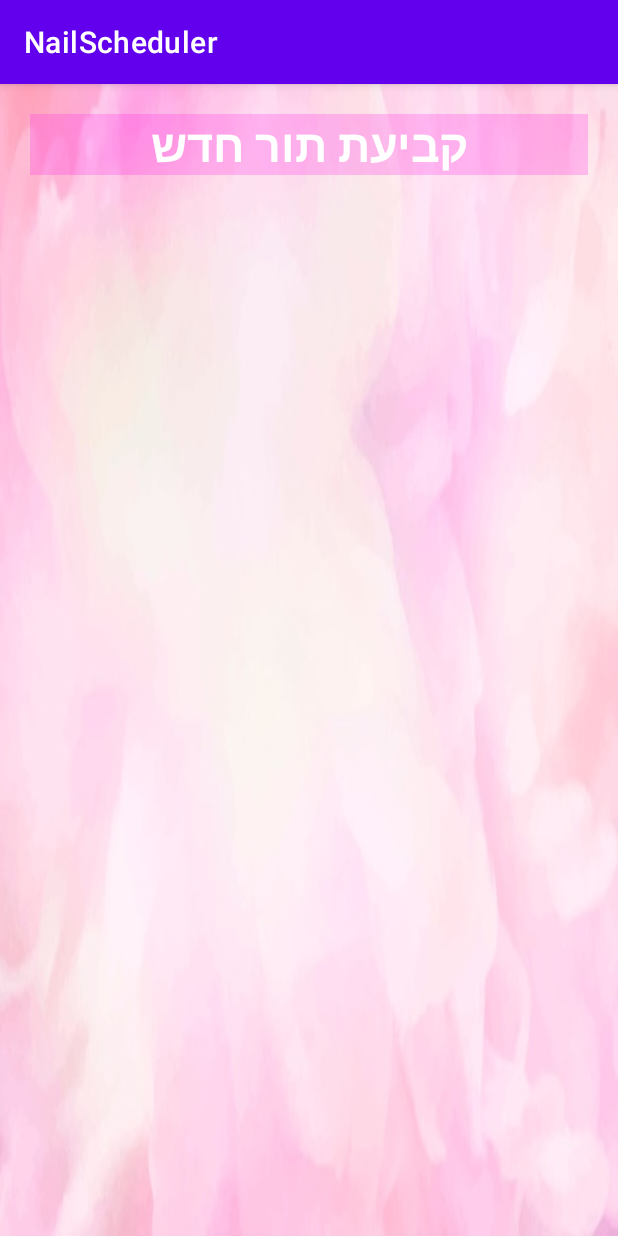
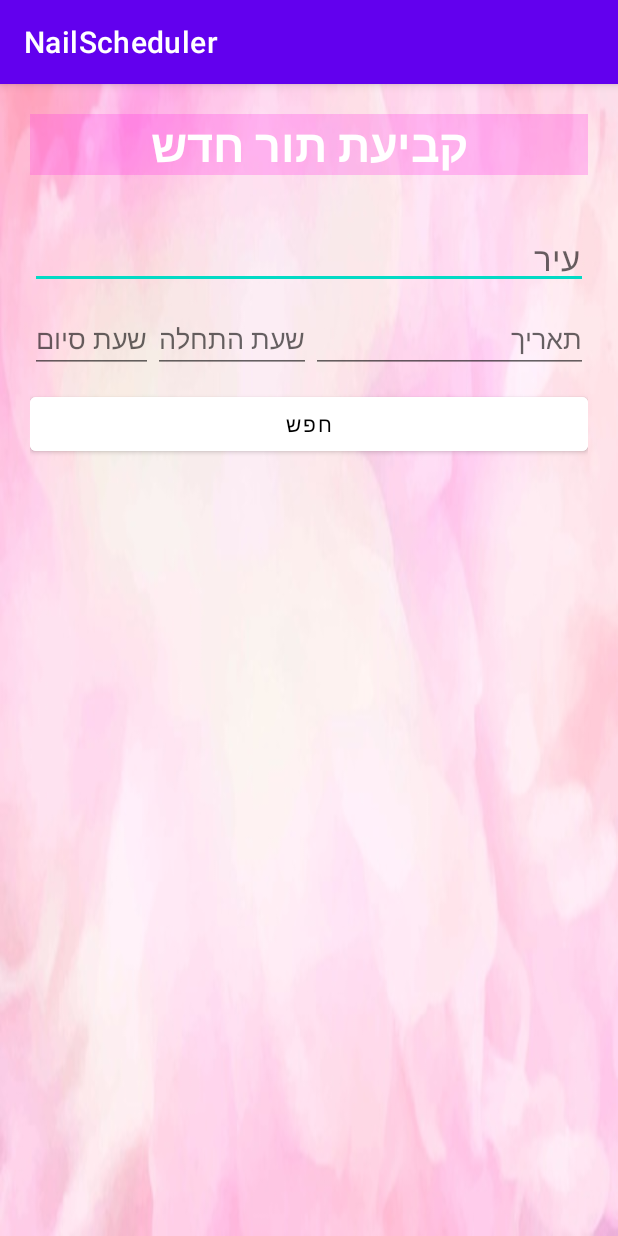
Before and after one commit to ElielGez/NailScheduler, an Android app: the NewAppointment screen opened directly, with no data from a screen before it, on a phone screen of 412 x 824 dp. Run offline under Robolectric (Android 15) with nearby library versions, the phone set to English and light mode, and no system bars; our stand-ins replace Firebase (no records; nobody signed in at launch, a user with empty details on screens opened directly); libraries missing offline, so code that uses them is left out: com.wdullaer.materialdatetimepicker; 2 statements that could not run were skipped.

Commit message:
new appointment page

```diff
--- a/app/build.gradle
+++ b/app/build.gradle
@@ -42,6 +42,7 @@
     implementation 'com.google.firebase:firebase-analytics'
     implementation 'com.google.firebase:firebase-auth:19.2.0'
     implementation 'com.google.firebase:firebase-database:19.2.1'
+    implementation 'com.wdullaer:materialdatetimepicker:4.2.3'
     testImplementation 'junit:junit:4.+'
     androidTestImplementation 'androidx.test.ext:junit:1.1.1'
     androidTestImplementation 'androidx.test.espresso:espresso-core:3.2.0'
--- a/app/src/main/java/com/example/nailscheduler/NewAppointment.java
+++ b/app/src/main/java/com/example/nailscheduler/NewAppointment.java
@@ -1,14 +1,286 @@
 package com.example.nailscheduler;
 
+import androidx.annotation.NonNull;
 import androidx.appcompat.app.AppCompatActivity;
 
+
+import com.example.nailscheduler.enums.AppointmentStatus;
+import com.example.nailscheduler.models.Appointment;
+import com.example.nailscheduler.models.BusinessOwner;
+import com.google.android.gms.tasks.OnCompleteListener;
+import com.google.android.gms.tasks.Task;
+import com.google.firebase.auth.FirebaseAuth;
+import com.google.firebase.database.DataSnapshot;
+import com.google.firebase.database.DatabaseError;
+import com.google.firebase.database.DatabaseReference;
+import com.google.firebase.database.FirebaseDatabase;
+import com.google.firebase.database.GenericTypeIndicator;
+import com.google.firebase.database.ValueEventListener;
+import com.wdullaer.materialdatetimepicker.date.DatePickerDialog;
+
+import android.content.Context;
+import android.content.Intent;
 import android.os.Bundle;
+import android.text.Editable;
+import android.text.TextWatcher;
+import android.view.Gravity;
+import android.view.View;
+import android.view.inputmethod.InputMethodManager;
+import android.widget.AdapterView;
+import android.widget.ArrayAdapter;
+import android.widget.AutoCompleteTextView;
+import android.widget.Button;
+import android.widget.EditText;
+import android.widget.LinearLayout;
+import android.widget.ProgressBar;
+import android.widget.Spinner;
+import android.widget.Toast;
+
+import com.example.nailscheduler.models.CityJSON;
+import com.example.nailscheduler.services.CitiesAdapter;
+
+import java.text.SimpleDateFormat;
+import java.util.ArrayList;
+import java.util.Calendar;
+import java.util.HashMap;
+import java.util.Locale;
 
 public class NewAppointment extends AppCompatActivity {
+    final Calendar now = Calendar.getInstance();
+    final int MAX_SELECTABLE_DATE_IN_FUTURE = 365; // 365 days into the future max
+    final int MIN_START_TIME = 9;
+    final int MAX_START_TIME = 17;
+    private AutoCompleteTextView city;
+    private int selectedCityKey;
+    private EditText date;
+    private EditText startTime;
+    private EditText endTime;
+    private Button searchBtn;
+    private ProgressBar searchBtnPB;
+    private DatabaseReference mDatabase;
+    FirebaseAuth fAuth;
+    private LinearLayout selectBoLayout;
+    private Spinner selectBo;
+    private LinearLayout noMatchFoundLayout;
+    private Button createAppointment;
+    private String clientName;
+    private Appointment selectedAp;
 
     @Override
     protected void onCreate(Bundle savedInstanceState) {
         super.onCreate(savedInstanceState);
         setContentView(R.layout.activity_new_appointment);
+        mDatabase = FirebaseDatabase.getInstance().getReference();
+        fAuth = FirebaseAuth.getInstance();
+        ArrayList<CityJSON> cities = CitiesAdapter.readJsonCities(this);
+        city = findViewById(R.id.city);
+        date = findViewById(R.id.date);
+        startTime = findViewById(R.id.startTime);
+        endTime = findViewById(R.id.endTime);
+        searchBtn = findViewById(R.id.searchAppointment);
+        searchBtnPB = findViewById(R.id.searchBtnPB);
+        selectBoLayout = findViewById(R.id.selectBoLayout);
+        selectBo = findViewById(R.id.selectBo);
+        noMatchFoundLayout = findViewById(R.id.noMatchFoundLayout);
+        createAppointment = findViewById(R.id.createAppointment);
+
+        mDatabase.child("Clients").child(fAuth.getUid()).addValueEventListener(new ValueEventListener() {
+            @Override
+            public void onDataChange(DataSnapshot dataSnapshot) {
+                clientName = dataSnapshot.child("fullName").getValue().toString();
+            }
+
+            @Override
+            public void onCancelled(DatabaseError error) {
+                // Failed to read value
+            }
+        });
+        startTime.addTextChangedListener(new TextWatcher() {
+            @Override
+            public void afterTextChanged(Editable s) {
+                try {
+                    int st = Integer.parseInt(s.toString());
+                    if (st < MIN_START_TIME || st > MAX_START_TIME) {
+                        startTime.setError("עליך לבחור שעה בין " + MIN_START_TIME + " לבין" + MAX_START_TIME);
+                        startTime.requestFocus();
+                    } else {
+                        endTime.setText("" + (st + 1));
+                    }
+                } catch (Exception ex) {
+
+                }
+            }
+
+            @Override
+            public void beforeTextChanged(CharSequence s, int start,
+                                          int count, int after) {
+            }
+
+            @Override
+            public void onTextChanged(CharSequence s, int start,
+                                      int before, int count) {
+            }
+        });
+        city.setAdapter(new ArrayAdapter<CityJSON>(this, android.R.layout.simple_list_item_1, cities));
+        city.setOnItemClickListener(new AdapterView.OnItemClickListener() {
+            @Override
+            public void onItemClick(AdapterView<?> parent, View view, int position, long id) {
+                CityJSON selectedItem = (CityJSON) parent.getItemAtPosition(position);
+                selectedCityKey = selectedItem.getKey();
+            }
+        });
+
+        DatePickerDialog.OnDateSetListener datePicker = new DatePickerDialog.OnDateSetListener() {
+            @Override
+            public void onDateSet(DatePickerDialog view, int year, int monthOfYear, int dayOfMonth) {
+                now.set(Calendar.YEAR, year);
+                now.set(Calendar.MONTH, monthOfYear);
+                now.set(Calendar.DAY_OF_MONTH, dayOfMonth);
+                String myFormat = "dd/MM/yyyy"; //In which you need put here
+                SimpleDateFormat sdf = new SimpleDateFormat(myFormat, Locale.ENGLISH);
+                date.setText(sdf.format(now.getTime()));
+            }
+
+        };
+
+        date.setOnClickListener(new View.OnClickListener() {
+            @Override
+            public void onClick(View v) {
+                // TODO Auto-generated method stub
+                DatePickerDialog dpd = DatePickerDialog.newInstance(datePicker, now
+                                .get(Calendar.YEAR), now.get(Calendar.MONTH),
+                        now.get(Calendar.DAY_OF_MONTH));
+                ArrayList<Calendar> weekdays = new ArrayList<Calendar>();
+                Calendar day = Calendar.getInstance();
+                for (int i = 0; i < MAX_SELECTABLE_DATE_IN_FUTURE; i++) {
+                    if (day.get(Calendar.DAY_OF_WEEK) != Calendar.SATURDAY && day.get(Calendar.DAY_OF_WEEK) != Calendar.FRIDAY) {
+                        Calendar d = (Calendar) day.clone();
+                        weekdays.add(d);
+                    }
+                    day.add(Calendar.DATE, 1);
+                }
+                Calendar[] weekdayDays = weekdays.toArray(new Calendar[weekdays.size()]);
+                dpd.setSelectableDays(weekdayDays);
+                dpd.show(getSupportFragmentManager(), "DatePickerDialog");
+            }
+        });
+        createAppointment.setOnClickListener(new View.OnClickListener() {
+            @Override
+            public void onClick(View v) {
+                searchBtnPB.setVisibility(View.VISIBLE);
+                String key = mDatabase.push().getKey();
+                BusinessOwner bo = (BusinessOwner)selectBo.getSelectedItem();
+                selectedAp.setKey(key);
+                selectedAp.setBoID(bo.getId());
+                selectedAp.setBoName(bo.getBusinessName());
+                //TODO: here before save appointments , validate again that the appointment is free to schedule
+                mDatabase.child("Appointments").child(key).setValue(selectedAp).addOnCompleteListener(new OnCompleteListener<Void>() {
+                    @Override
+                    public void onComplete(@NonNull Task<Void> task) {
+                        if (task.isSuccessful()) {
+                            Toast t = Toast.makeText(NewAppointment.this, "התור הוזמן בהצלחה! ", Toast.LENGTH_SHORT);
+                            t.setGravity(Gravity.CENTER_VERTICAL, 0, 700);
+                            t.show();
+                            finish();
+                        } else {
+                            Toast.makeText(NewAppointment.this, "Error: " + task.getException().getMessage(), Toast.LENGTH_SHORT).show();
+                        }
+                    }
+                });
+            }
+        });
+        searchBtn.setOnClickListener(new View.OnClickListener() {
+            @Override
+            public void onClick(View v) {
+                String b_city = "" + selectedCityKey;
+                String b_date = date.getText().toString();
+                String b_startTime = startTime.getText().toString();
+                String b_endTime = endTime.getText().toString();
+                if (b_city.isEmpty()) {
+                    city.setError("יש להזין עיר");
+                    city.requestFocus();
+                } else if (b_date.isEmpty()) {
+                    date.setError("יש להזין תאריך");
+                    date.requestFocus();
+                } else if (b_startTime.isEmpty()) {
+                    startTime.setError("יש להזין שעת התחלה");
+                    startTime.requestFocus();
+                } else {
+                    searchBtnPB.setVisibility(View.VISIBLE);
+                    selectBoLayout.setVisibility(View.GONE);
+                    noMatchFoundLayout.setVisibility(View.GONE);
+                    String[] dateSplit = b_date.split("/");
+                    selectedAp = new Appointment("",fAuth.getUid(),clientName,"","",b_date,Integer.parseInt(b_startTime),Integer.parseInt(b_endTime), AppointmentStatus.NEW_REQUEST);
+                    mDatabase.child("BoAddresses").child(b_city).addListenerForSingleValueEvent(new ValueEventListener() {
+                        @Override
+                        public void onDataChange(@NonNull DataSnapshot snapshot) {
+                            GenericTypeIndicator<HashMap<String, Boolean>> t = new GenericTypeIndicator<HashMap<String, Boolean>>() {
+                            };
+                            HashMap<String, Boolean> bosByAddress = snapshot.getValue(t);
+                            mDatabase.child("Approved_Appointments").child(dateSplit[0]).child(dateSplit[1]).child(dateSplit[2]).child(b_startTime).child(b_endTime).addListenerForSingleValueEvent(new ValueEventListener() {
+                                @Override
+                                public void onDataChange(@NonNull DataSnapshot snapshot) {
+                                    ArrayList<String> freeBos = new ArrayList<>();
+                                    GenericTypeIndicator<HashMap<String, Object>> t = new GenericTypeIndicator<HashMap<String, Object>>() {
+                                    };
+                                    HashMap<String, Object> appBosHp = snapshot.getValue(t);
+                                    if (bosByAddress != null) {
+                                        for (String key : bosByAddress.keySet()) {
+                                            if (appBosHp == null || !appBosHp.containsKey(key)) {
+                                                freeBos.add(key);
+                                            }
+                                        }
+                                    } else {
+                                        noMatchFoundLayout.setVisibility(View.VISIBLE);
+                                    }
+                                    if (!freeBos.isEmpty()) {
+                                        mDatabase.child("BusinessOwners").addListenerForSingleValueEvent(new ValueEventListener() {
+                                            @Override
+                                            public void onDataChange(@NonNull DataSnapshot snapshot) {
+                                                GenericTypeIndicator<HashMap<String, BusinessOwner>> t = new GenericTypeIndicator<HashMap<String, BusinessOwner>>() {
+                                                };
+                                                HashMap<String, BusinessOwner> businessOwners = snapshot.getValue(t);
+                                                ArrayList<BusinessOwner> bosDetails = new ArrayList<>();
+                                                for (String boId : freeBos) {
+                                                    BusinessOwner bo = businessOwners.get(boId);
+                                                    bo.setId(boId);
+                                                    bosDetails.add(bo);
+                                                }
+                                                if (!bosDetails.isEmpty()) {
+                                                    selectBoLayout.setVisibility(View.VISIBLE);
+                                                    selectBo.setAdapter(new ArrayAdapter<BusinessOwner>(NewAppointment.this, android.R.layout.simple_spinner_dropdown_item, bosDetails));
+                                                } else {
+                                                    noMatchFoundLayout.setVisibility(View.VISIBLE);
+                                                }
+                                                searchBtnPB.setVisibility(View.GONE);
+                                            }
+
+                                            @Override
+                                            public void onCancelled(@NonNull DatabaseError error) {
+                                                searchBtnPB.setVisibility(View.GONE);
+                                            }
+                                        });
+                                    } else {
+                                        noMatchFoundLayout.setVisibility(View.VISIBLE);
+                                    }
+                                    searchBtnPB.setVisibility(View.GONE);
+                                }
+
+                                @Override
+                                public void onCancelled(@NonNull DatabaseError error) {
+                                    searchBtnPB.setVisibility(View.GONE);
+                                }
+                            });
+                            searchBtnPB.setVisibility(View.GONE);
+                        }
+
+                        @Override
+                        public void onCancelled(@NonNull DatabaseError error) {
+                            searchBtnPB.setVisibility(View.GONE);
+                        }
+                    });
+                }
+            }
+        });
     }
 }
--- a/app/src/main/java/com/example/nailscheduler/ProfileClient.java
+++ b/app/src/main/java/com/example/nailscheduler/ProfileClient.java
@@ -81,7 +81,8 @@
         scheduleAppointment.setOnClickListener(new View.OnClickListener() {
             @Override
             public void onClick(View v) {
-
+                Intent i = new Intent(ProfileClient.this, NewAppointment.class);
+                startActivity(i);
             }
         });
         ProfileImage = (CircleImageView) findViewById(R.id.profile_image);
--- a/app/src/main/res/layout/activity_new_appointment.xml
+++ b/app/src/main/res/layout/activity_new_appointment.xml
@@ -20,5 +20,137 @@
         android:textSize="30sp"
         android:textStyle="bold" />
 
+    <LinearLayout
+        android:layout_width="match_parent"
+        android:layout_height="wrap_content"
+        android:layout_marginTop="20dp"
+        android:gravity="center"
+        android:orientation="vertical">
+
+        <AutoCompleteTextView
+            android:id="@+id/city"
+            android:layout_width="match_parent"
+            android:layout_height="wrap_content"
+            android:layout_marginTop="5dp"
+            android:layout_marginBottom="5dp"
+            android:hint="@string/business_addr_city"
+            android:inputType="text"
+            android:imeOptions="actionNext"
+            android:layoutDirection="rtl"
+            android:padding="5dp"
+            android:textDirection="rtl"
+            android:textSize="22sp" />
+
+        <LinearLayout
+            android:layout_width="match_parent"
+            android:layout_height="wrap_content"
+            android:layout_marginTop="5dp"
+            android:orientation="horizontal">
+
+            <EditText
+                android:id="@+id/endTime"
+                android:layout_width="wrap_content"
+                android:layout_height="wrap_content"
+                android:editable="false"
+                android:hint="@string/endTime"
+                android:inputType="none"
+                android:layoutDirection="rtl"
+                android:textDirection="rtl" />
+
+            <EditText
+                android:id="@+id/startTime"
+                android:layout_width="wrap_content"
+                android:layout_height="wrap_content"
+                android:hint="@string/startTime"
+                android:inputType="number"
+                android:layoutDirection="rtl"
+                android:textDirection="rtl" />
+
+            <EditText
+                android:id="@+id/date"
+                android:layout_width="match_parent"
+                android:layout_height="wrap_content"
+                android:clickable="true"
+                android:focusable="false"
+                android:hint="@string/date"
+                android:inputType="date"
+                android:layoutDirection="rtl"
+                android:textDirection="rtl" />
+        </LinearLayout>
+
+        <Button
+            android:id="@+id/searchAppointment"
+            android:layout_width="match_parent"
+            android:layout_height="wrap_content"
+            android:layout_gravity="center_horizontal"
+            android:layout_marginTop="10dp"
+            android:backgroundTint="@color/white"
+            android:text="@string/search"
+            android:textColor="@color/black"
+            app:strokeColor="#FFFFFF" />
+
+    </LinearLayout>
+    <LinearLayout
+        android:id="@+id/selectBoLayout"
+        android:layout_width="match_parent"
+        android:layout_height="wrap_content"
+        android:layout_marginTop="20dp"
+        android:layoutDirection="rtl"
+        android:textDirection="rtl"
+        android:visibility="gone"
+        android:orientation="vertical">
+        <TextView
+            android:layout_width="wrap_content"
+            android:layout_height="wrap_content"
+            android:gravity="right"
+            android:text="בחר בעל עסק:"/>
+        <Spinner
+            android:id="@+id/selectBo"
+            android:layout_width="match_parent"
+            android:layout_height="wrap_content"
+            android:layout_marginTop="5dp"
+            android:textDirection="rtl"
+            android:layoutDirection="rtl"
+            android:imeOptions="actionDone"
+            android:padding="5dp"/>
+        <Button
+            android:id="@+id/createAppointment"
+            android:layout_width="match_parent"
+            android:layout_height="wrap_content"
+            android:layout_gravity="center_horizontal"
+            android:layout_marginTop="10dp"
+            android:backgroundTint="@color/white"
+            android:text="@string/create_apt"
+            android:textColor="@color/black"
+            app:strokeColor="#FFFFFF" />
+    </LinearLayout>
+    <ProgressBar
+        android:id="@+id/searchBtnPB"
+        android:layout_width="wrap_content"
+        android:layout_height="wrap_content"
+        android:layout_alignTop="@+id/searchAppointment"
+        android:layout_alignEnd="@+id/searchAppointment"
+        android:layout_alignRight="@+id/searchAppointment"
+        android:layout_gravity="center"
+        android:visibility="gone"
+        android:backgroundTint="@color/black"/>
+    <LinearLayout
+        android:id="@+id/noMatchFoundLayout"
+        android:layout_width="match_parent"
+        android:layout_height="wrap_content"
+        android:layout_marginTop="20dp"
+        android:layoutDirection="rtl"
+        android:textDirection="rtl"
+        android:gravity="center"
+        android:visibility="gone"
+        android:orientation="vertical">
+        <TextView
+            android:layout_width="wrap_content"
+            android:layout_height="wrap_content"
+            android:gravity="center"
+            android:text="לא נמצאו בעלי עסק"
+            android:textSize="17sp"
+            android:textColor="@color/black"/>
+    </LinearLayout>
 
 </LinearLayout>
--- a/app/src/main/res/values/strings.xml
+++ b/app/src/main/res/values/strings.xml
@@ -24,6 +24,11 @@
 
     <string name="new_appointment_header">קביעת תור חדש</string>
     <string name="client_apt_view"></string>
+    <string name="date">תאריך</string>
+    <string name="startTime">שעת התחלה</string>
+    <string name="endTime">שעת סיום</string>
+    <string name="search">חפש</string>
+    <string name="create_apt">הזמן תור</string>
 
 
 </resources>
```
Also changed, not shown: app/src/main/java/com/example/nailscheduler/models/BusinessOwner.java (+14 -0 lines).
